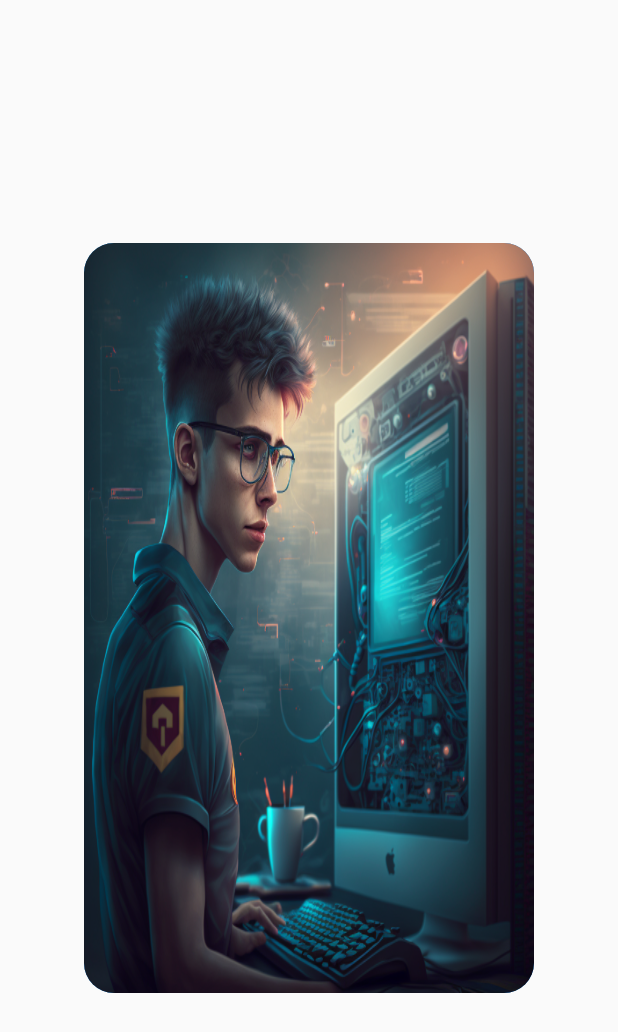
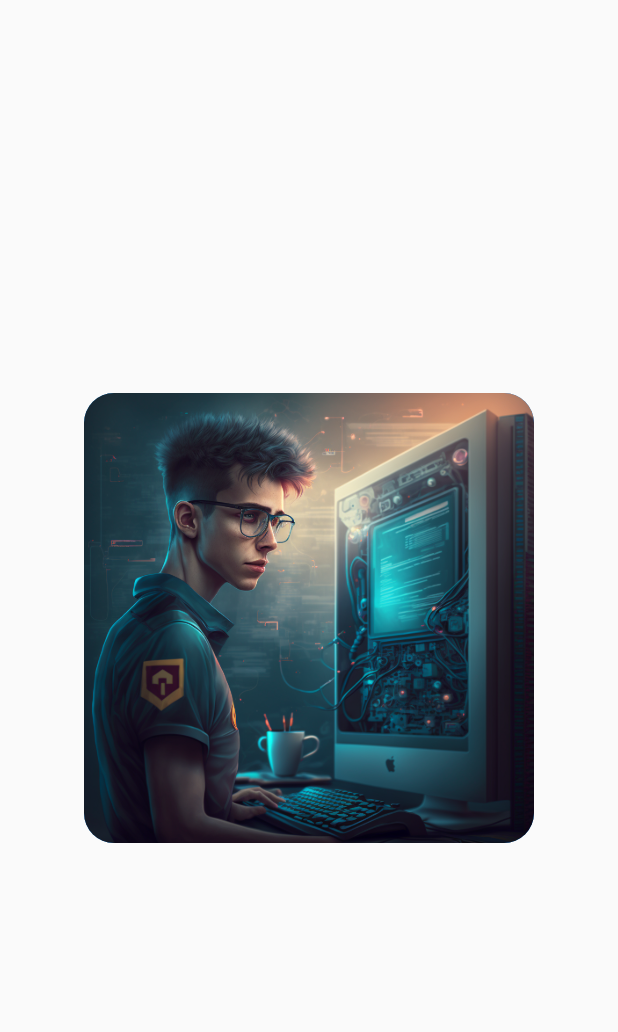
Before and after one commit to stellarboymihir/Widget, a Flutter app: the screen it shows after launch, on a phone screen of 412 x 824 dp. Shown: the top 1032 px of the screen. Run offline on Flutter 3.47's test engine with Material 2 defaults, Android fonts, the phone set to English and light mode, and no system bars.

Commit message:
Image Asset

```diff
--- a/image/lib/homepage.dart
+++ b/image/lib/homepage.dart
@@ -10,12 +10,12 @@ class HomePage extends StatelessWidget {
         child: ClipRRect(
           borderRadius: BorderRadius.circular(20),
           child: Container(
-            height: 500,
+            height: 300,
             width: 300,
             color: Colors.blue,
             child: Image.asset(
               'lib/images/pic.png',
-              fit: BoxFit.fill,
+              fit: BoxFit.cover,
             ),
           ),
         ),
```
